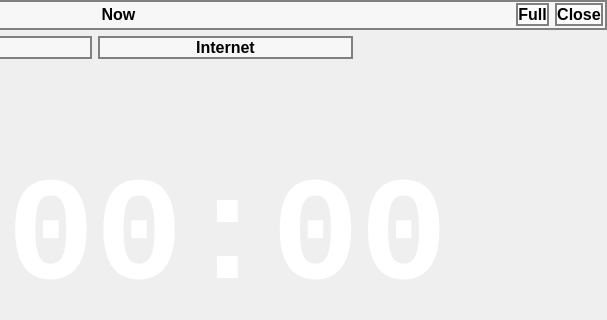
Monutchuan/Now, file mainwindow.ui: the form before one commit; both pictures show x 417 to 1024 and y 0 to 320 of the 1024 by 842 pixel window.
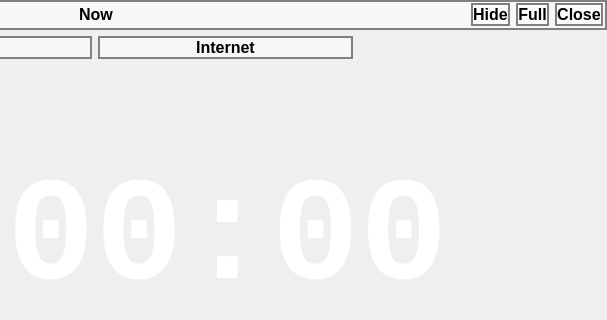
The form after the commit. Icons and pictures are not drawn.

Diff of the .ui file:
```diff
--- a/mainwindow.ui
+++ b/mainwindow.ui
@@ -178,6 +178,13 @@
            </property>
           </widget>
          </item>
+         <item>
+          <widget class="QPushButton" name="btnHide">
+           <property name="text">
+            <string>Hide</string>
+           </property>
+          </widget>
+         </item>
          <item>
           <widget class="QPushButton" name="btnFull">
            <property name="sizePolicy">
```
Left out of the diff: 54 changed lines with no effect on the pictures.
